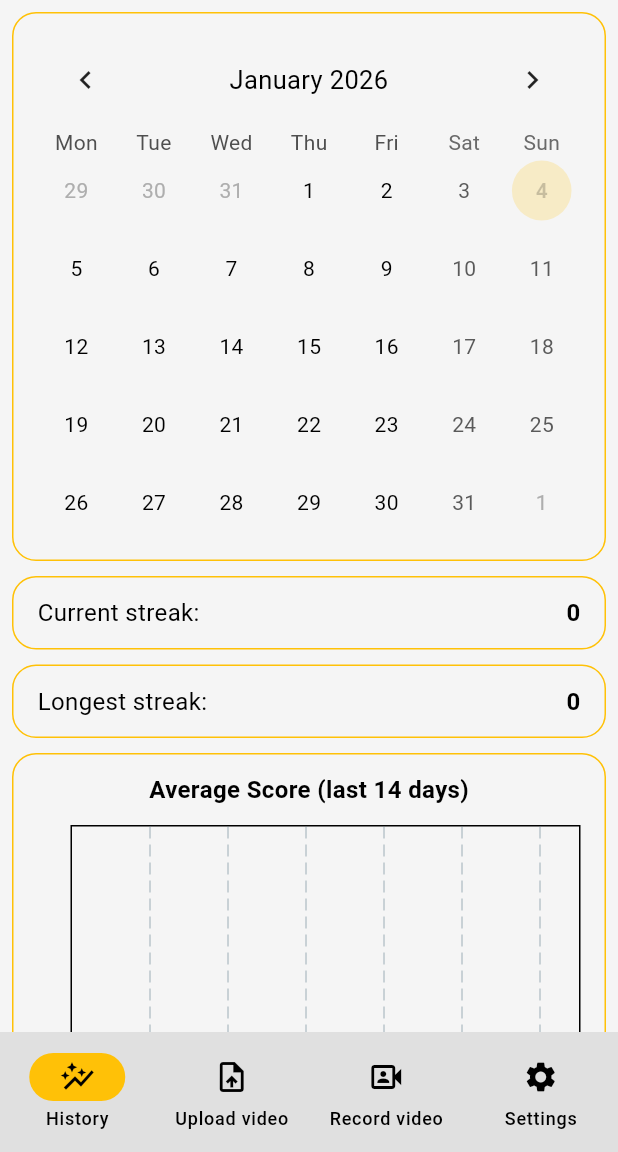
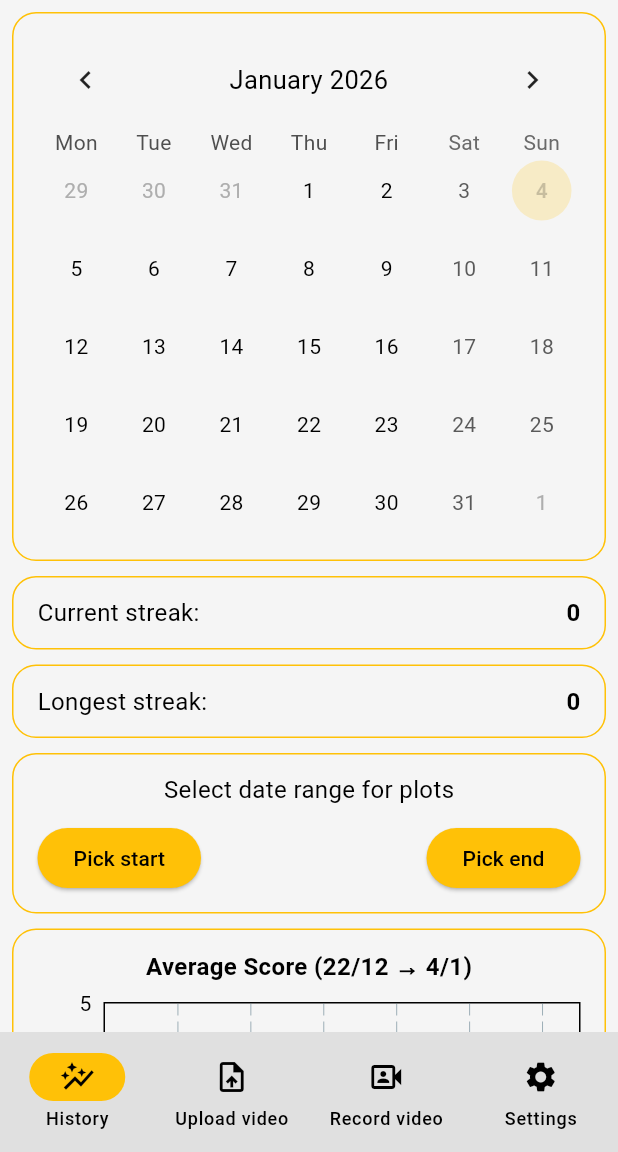
Before and after one commit to dominika232323/Smile-Authenticity-Trainer, a Flutter app: the screen it shows after launch, on a phone screen of 412 x 824 dp, the part 84-1236 px from its top. Run offline on Flutter 3.47's test engine with Material 3 defaults, Android fonts, the phone set to English and light mode, and no system bars; drawn by our look-alikes of table_calendar; our stand-ins replace camera, equatable, flutter_bloc, fluttertoast, hive, hive_flutter and 4 more; missing offline and left inert: gal; accounts and stored records are empty.

Commit message:
Add plot with days range selection

```diff
--- a/smile_authenticity_trainer/lib/history.dart
+++ b/smile_authenticity_trainer/lib/history.dart
@@ -5,7 +5,7 @@ import 'package:table_calendar/table_calendar.dart';
 
 import 'my_app_bar.dart';
 
-class HistoryPage extends StatelessWidget {
+class HistoryPage extends StatefulWidget {
   const HistoryPage({
     super.key,
     required this.theme,
@@ -16,12 +16,30 @@ class HistoryPage extends StatelessWidget {
   final HiveController hiveController;
 
   @override
+  State<HistoryPage> createState() => _HistoryPageState();
+}
+
+class _HistoryPageState extends State<HistoryPage> {
+  DateTime? startDate;
+  DateTime? endDate;
+
+  @override
   Widget build(BuildContext context) {
-    final currentStreak = hiveController.getCurrentStreak();
-    final longestStreak = hiveController.getLongestStreak();
-    final markedDates = hiveController.getAllCreatedAt();
-    int numberOfDays = 14;
-    final avgScores = hiveController.getAvgScoresForLastNDays(numberOfDays);
+    final markedDates = widget.hiveController.getAllCreatedAt();
+
+    final currentStreak = widget.hiveController.getCurrentStreak();
+    final longestStreak = widget.hiveController.getLongestStreak();
+
+    final DateTime now = DateTime.now();
+    final DateTime defaultStart = now.subtract(const Duration(days: 13));
+
+    final DateTime rangeStart = startDate ?? defaultStart;
+    final DateTime rangeEnd = endDate ?? now;
+
+    final avgScores = widget.hiveController.getAvgScoresForRange(
+      rangeStart,
+      rangeEnd,
+    );
 
     return Scaffold(
       body: SingleChildScrollView(
@@ -33,12 +51,90 @@ class HistoryPage extends StatelessWidget {
               myCalendar(context, markedDates),
               myFramedStreakText(context, "Current streak:", currentStreak),
               myFramedStreakText(context, "Longest streak:", longestStreak),
-              myLineChart(context, avgScores, numberOfDays),
+              myDateRangePicker(context),
+              myLineChart(context, avgScores, rangeStart, rangeEnd),
             ],
           ),
         ),
       ),
       appBar: buildMyAppBar(context),
+    );
+  }
+
+  Widget myDateRangePicker(BuildContext context) {
+    return myFramedBox(
+      context,
+      Column(
+        crossAxisAlignment: CrossAxisAlignment.start,
+        children: [
+          Center(
+            child: Text(
+              "Select date range for plots",
+              style: TextStyle(fontSize: 16), //fontWeight: FontWeight.bold),
+            ),
+          ),
+          const SizedBox(height: 10),
+
+          Row(
+            mainAxisAlignment: MainAxisAlignment.spaceBetween,
+            children: [
+              ElevatedButton(
+                style: ButtonStyle(
+                  backgroundColor: WidgetStatePropertyAll<Color>(
+                    Theme.of(context).colorScheme.tertiary,
+                  ),
+                ),
+                onPressed: () async {
+                  final picked = await showDatePicker(
+                    context: context,
+                    initialDate: startDate ?? DateTime.now(),
+                    firstDate: DateTime(2010),
+                    lastDate: DateTime.now(),
+                  );
+                  if (picked != null) {
+                    setState(() => startDate = picked);
+                  }
+                },
+                child: Text(
+                  startDate == null
+                      ? "Pick start"
+                      : "Start: ${startDate!.day}/${startDate!.month}/${startDate!.year}",
+                  style: TextStyle(
+                    color: Theme.of(context).colorScheme.onTertiary,
+                  ),
+                ),
+              ),
+
+              ElevatedButton(
+                style: ButtonStyle(
+                  backgroundColor: WidgetStatePropertyAll<Color>(
+                    Theme.of(context).colorScheme.tertiary,
+                  ),
+                ),
+                onPressed: () async {
+                  final picked = await showDatePicker(
+                    context: context,
+                    initialDate: endDate ?? DateTime.now(),
+                    firstDate: DateTime(2010),
+                    lastDate: DateTime.now(),
+                  );
+                  if (picked != null) {
+                    setState(() => endDate = picked);
+                  }
+                },
+                child: Text(
+                  endDate == null
+                      ? "Pick end"
+                      : "End: ${endDate!.day}/${endDate!.month}/${endDate!.year}",
+                  style: TextStyle(
+                    color: Theme.of(context).colorScheme.onTertiary,
+                  ),
+                ),
+              ),
+            ],
+          ),
+        ],
+      ),
     );
   }
 }
@@ -165,7 +261,8 @@ Widget myFramedBox(BuildContext context, Widget child) {
 Widget myLineChart(
   BuildContext context,
   Map<DateTime, double> avgScores,
-  int numberOfDays,
+  DateTime start,
+  DateTime end,
 ) {
   final dates = avgScores.keys.toList();
   final values = avgScores.values.toList();
@@ -179,19 +276,21 @@ Widget myLineChart(
     Column(
       children: [
         Text(
-          "Average Score (last $numberOfDays days)",
-          style: TextStyle(
-            fontSize: 16,
-            fontWeight: FontWeight.bold,
-            color: Theme.of(context).colorScheme.onSurface,
-          ),
+          "Average Score (${start.day}/${start.month} → ${end.day}/${end.month})",
+          style: TextStyle(fontSize: 16, fontWeight: FontWeight.bold),
         ),
         const SizedBox(height: 12),
+
         SizedBox(
           height: 300,
           child: LineChart(
             LineChartData(
               minY: 0,
+              maxY:
+                  (values.isNotEmpty
+                      ? values.reduce((a, b) => a > b ? a : b)
+                      : 10) +
+                  5,
               lineBarsData: [
                 LineChartBarData(
                   spots: spots,
@@ -205,28 +304,21 @@ Widget myLineChart(
                 bottomTitles: AxisTitles(
                   sideTitles: SideTitles(
                     showTitles: true,
-                    interval: 3,
+                    interval: (dates.length / 5)
+                        .floor()
+                        .clamp(1, double.infinity)
+                        .toDouble(),
                     getTitlesWidget: (value, meta) {
                       final index = value.toInt();
                       if (index < 0 || index >= dates.length) {
                         return const SizedBox.shrink();
                       }
-                      final day = dates[index];
+                      final d = dates[index];
                       return Text(
-                        "${day.day}/${day.month}",
+                        "${d.day}/${d.month}",
                         style: TextStyle(fontSize: 10),
                       );
                     },
-                  ),
-                ),
-                leftTitles: AxisTitles(
-                  sideTitles: SideTitles(
-                    showTitles: true,
-                    interval: 20,
-                    getTitlesWidget: (value, meta) => Text(
-                      value.toInt().toString(),
-                      style: TextStyle(fontSize: 10),
-                    ),
                   ),
                 ),
                 topTitles: AxisTitles(
@@ -236,8 +328,6 @@ Widget myLineChart(
                   sideTitles: SideTitles(showTitles: false),
                 ),
               ),
-              gridData: FlGridData(show: true),
-              borderData: FlBorderData(show: true),
             ),
           ),
         ),
--- a/smile_authenticity_trainer/lib/hive_controller.dart
+++ b/smile_authenticity_trainer/lib/hive_controller.dart
@@ -204,4 +204,47 @@ class HiveController {
 
     return {for (var k in keys) k: avgScores[k]!};
   }
+
+  Map<DateTime, double> getAvgScoresForRange(DateTime start, DateTime end) {
+    final items = fetchData();
+
+    DateTime normalize(DateTime d) => DateTime(d.year, d.month, d.day);
+    start = normalize(start);
+    end = normalize(end);
+
+    final days = <DateTime>[];
+    for (var d = start; !d.isAfter(end); d = d.add(const Duration(days: 1))) {
+      days.add(d);
+    }
+
+    final Map<DateTime, List<double>> scoreBuckets = {
+      for (final d in days) d: [],
+    };
+
+    for (final item in items) {
+      final created = item['createdAt'];
+      final score = item['score'];
+
+      if (created == null || score == null) {
+        continue;
+      }
+
+      final normalized = normalize(created);
+
+      if (normalized.isBefore(start) || normalized.isAfter(end)) {
+        continue;
+      }
+
+      scoreBuckets[normalized]!.add(score.toDouble());
+    }
+
+    final Map<DateTime, double> avgScores = {};
+    scoreBuckets.forEach((day, scores) {
+      avgScores[day] = scores.isEmpty
+          ? 0
+          : scores.reduce((a, b) => a + b) / scores.length;
+    });
+
+    return avgScores;
+  }
 }
```
